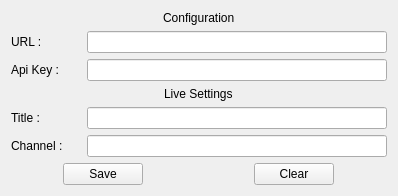
Old version of the form ui/settings.ui in the repository UbiCastTeam/nudgis-obs-plugin.
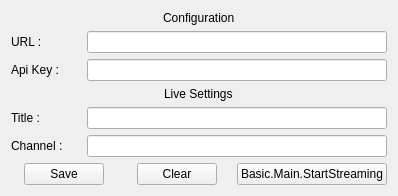
New version of the form.

Commit message: nudgis-plugin: add stream button to work with mainline version

```diff
--- a/ui/settings.ui
+++ b/ui/settings.ui
@@ -154,6 +154,13 @@
        </property>
       </widget>
      </item>
+     <item alignment="Qt::AlignHCenter">
+      <widget class="QPushButton" name="btn_stream">
+       <property name="text">
+        <string>Basic.Main.StartStreaming</string>
+       </property>
+      </widget>
+     </item>
     </layout>
    </item>
   </layout>
```
The commit also changes 4 other files.
